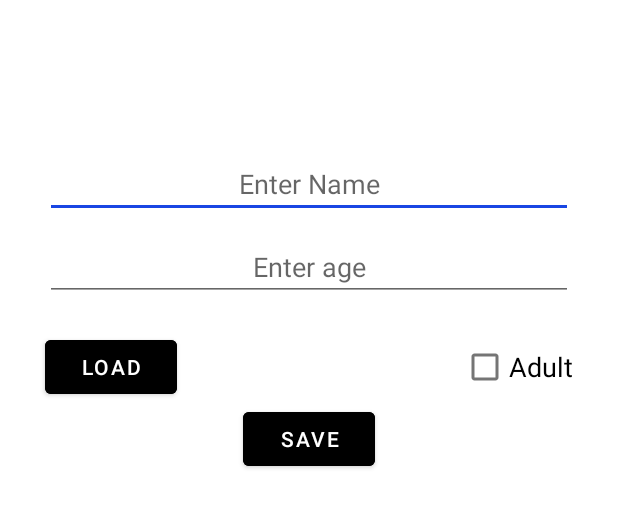
After one commit to ThakurVibha/Android-basics-, an Android app: the layout activity_shared_preference.xml on its own in the app's theme, with its tools: preview values and no code run, on a phone screen of 412 x 824 dp. The commit adds this screen. Shown: the top 508 px of the screen. Run offline under Robolectric (Android 15) with nearby library versions, the phone set to English and light mode, and no system bars.

Commit message:
built a demo of sharedpreference

```diff
--- /dev/null
+++ b/app/src/main/res/layout/activity_shared_preference.xml
@@ -0,0 +1,64 @@
+<?xml version="1.0" encoding="utf-8"?>
+<androidx.constraintlayout.widget.ConstraintLayout xmlns:android="http://schemas.android.com/apk/res/android"
+    xmlns:app="http://schemas.android.com/apk/res-auto"
+    xmlns:tools="http://schemas.android.com/tools"
+    android:layout_width="match_parent"
+    android:layout_height="match_parent"
+    tools:context=".kotlinbasics.sharedpreference.SharedPreferenceActivity">
+
+    <EditText
+        android:id="@+id/edtName"
+        android:layout_width="match_parent"
+        android:layout_height="wrap_content"
+        android:layout_marginStart="30dp"
+        android:layout_marginEnd="30dp"
+        android:hint="Enter Name"
+        android:gravity="center"
+        android:layout_marginTop="100dp"
+        app:layout_constraintEnd_toEndOf="parent"
+        app:layout_constraintStart_toStartOf="parent"
+        app:layout_constraintTop_toTopOf="parent" />
+
+    <EditText
+        android:id="@+id/edtAge"
+        android:layout_width="match_parent"
+        android:layout_height="wrap_content"
+        android:layout_marginTop="10dp"
+        android:layout_marginStart="30dp"
+        android:layout_marginEnd="30dp"
+        android:gravity="center"
+        android:hint="Enter age"
+        app:layout_constraintEnd_toEndOf="@+id/edtName"
+        app:layout_constraintStart_toStartOf="@+id/edtName"
+        app:layout_constraintTop_toBottomOf="@+id/edtName" />
+
+    <CheckBox
+        android:id="@+id/checkBox"
+        android:layout_width="wrap_content"
+        android:layout_height="wrap_content"
+        android:text="Adult"
+        android:textSize="18dp"
+        android:layout_marginTop="20dp"
+        app:layout_constraintEnd_toEndOf="@+id/edtAge"
+        app:layout_constraintTop_toBottomOf="@+id/edtAge" />
+
+    <Button
+        android:id="@+id/btnLoad"
+        android:layout_width="wrap_content"
+        android:layout_height="wrap_content"
+        android:text="Load"
+        android:backgroundTint="@color/main"
+        android:layout_marginTop="20dp"
+        app:layout_constraintStart_toStartOf="@+id/edtAge"
+        app:layout_constraintTop_toBottomOf="@+id/edtAge" />
+
+    <Button
+        android:id="@+id/btnSave"
+        android:layout_width="wrap_content"
+        android:layout_height="wrap_content"
+        android:text="Save"
+        android:backgroundTint="@color/main"
+        app:layout_constraintEnd_toEndOf="@+id/checkBox"
+        app:layout_constraintStart_toStartOf="@+id/btnLoad"
+        app:layout_constraintTop_toBottomOf="@+id/btnLoad" />
+</androidx.constraintlayout.widget.ConstraintLayout>
--- a/build.gradle
+++ b/build.gradle
@@ -7,7 +7,7 @@ buildscript {
     dependencies {
         classpath "com.android.tools.build:gradle:7.0.4"
         classpath "org.jetbrains.kotlin:kotlin-gradle-plugin:1.5.20"
-        classpath "com.google.dagger:hilt-android-gradle-plugin:2.28.3-alpha"
+//        classpath "com.google.dagger:hilt-android-gradle-plugin:2.28.3-alpha"
 
 
         // NOTE: Do not place your application dependencies here; they belong
```
Also changed, not shown: app/build.gradle (+10 -10 lines), app/src/main/AndroidManifest.xml (+7 -6 lines), app/src/main/java/com/example/crypton/androidnewtopics/daggar/AppModule.kt (deleted, +0 -27 lines), app/src/main/java/com/example/crypton/androidnewtopics/daggar/MyApplication.kt (deleted, +0 -8 lines), app/src/main/java/com/example/crypton/androidnewtopics/daggar/TestActivity.kt (deleted, +0 -22 lines), app/src/main/java/com/example/crypton/kotlinbasics/retrofitbasics/GithubActivity.kt (+26 -30 lines), app/src/main/java/com/example/crypton/kotlinbasics/sharedpreference/SharedPreferenceActivity.kt (added, +40 -0 lines).
